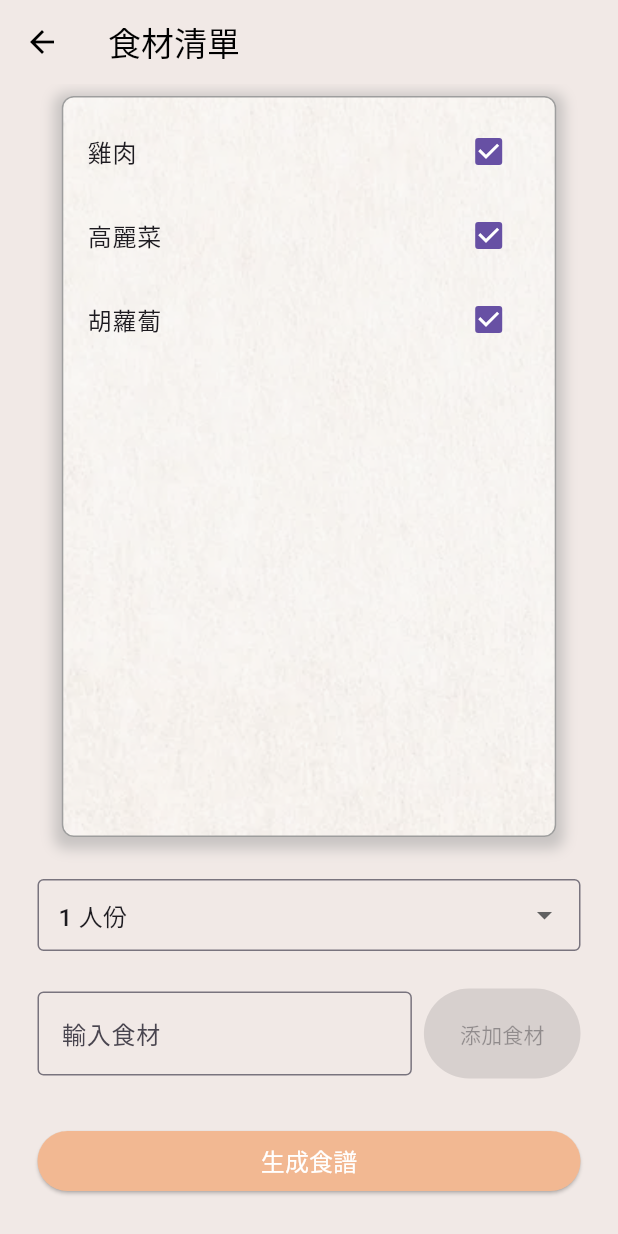
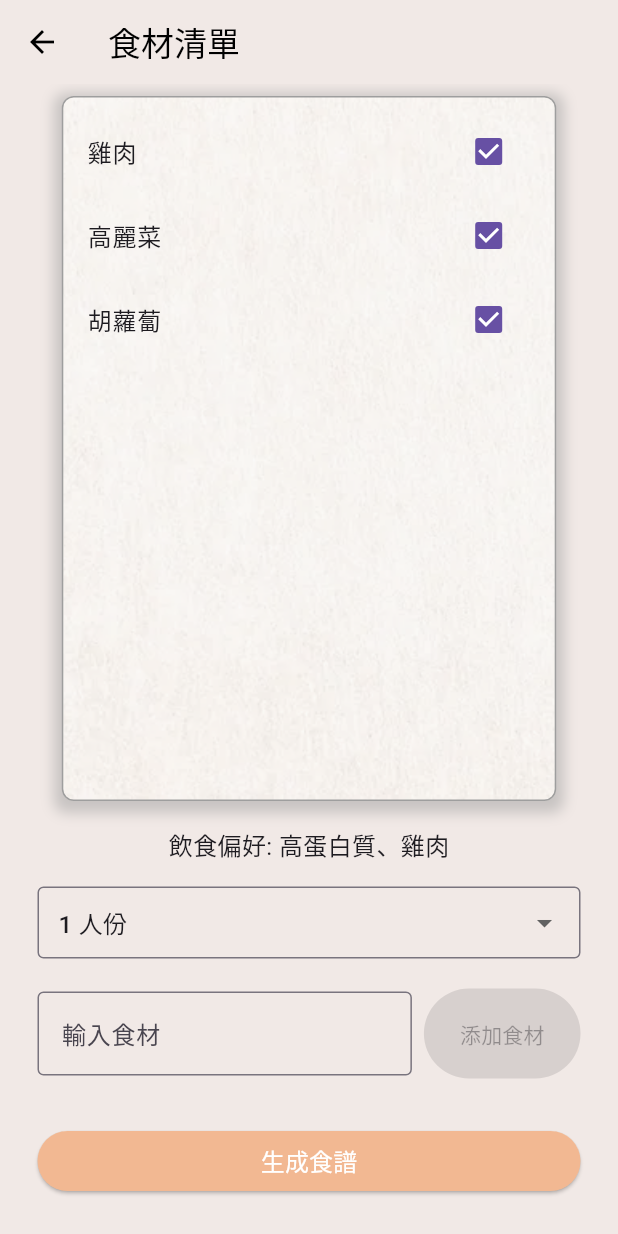
Before and after one commit to AaliyahWu/RecipeGPT, a Flutter app: the CheckList screen opened directly, on a phone screen of 412 x 824 dp. Run offline on Flutter 3.47's test engine with Material 3 defaults, Android fonts, the phone set to English and light mode, and no system bars; our stand-ins replace camera, carousel_slider, curved_navigation_bar, get, image_cropper, image_picker and 2 more; missing offline and left inert: flutter_tflite, mysql1; project files that could hold a hidden picture were left out.

Commit message:
Checklist+飲食偏好

```diff
--- a/lib/checklist.dart
+++ b/lib/checklist.dart
@@ -99,9 +99,14 @@ class _CheckListState extends State<CheckList> {
               ),
             ),
           ),
+          SizedBox(height: 10.0),
+          const Text(
+            '飲食偏好: 高蛋白質、雞肉',
+            style: TextStyle(fontSize: 16),
+          ),
           Padding(
             padding:
-                const EdgeInsets.symmetric(horizontal: 25.0, vertical: 20.0),
+                const EdgeInsets.symmetric(horizontal: 25.0, vertical: 15.0),
             child: Row(
               children: [
                 Expanded(
--- a/lib/homepage.dart
+++ b/lib/homepage.dart
@@ -182,7 +182,7 @@ class _HomePageState extends State<HomePage> {
                         padding: const EdgeInsets.symmetric(
                             horizontal: 16.0, vertical: 8.0),
                         child: Card(
-                          color: Colors.white,
+                          color: Color(0xFFFFFAF5),
                           shape: RoundedRectangleBorder(
                             borderRadius: BorderRadius.circular(10),
                           ),
@@ -210,6 +210,7 @@ class _HomePageState extends State<HomePage> {
                         padding: const EdgeInsets.symmetric(
                             horizontal: 16.0, vertical: 8.0),
                         child: Card(
+                          color: Color(0xFFFFFAF5),
                           shape: RoundedRectangleBorder(
                             borderRadius: BorderRadius.circular(10),
                           ),
```
